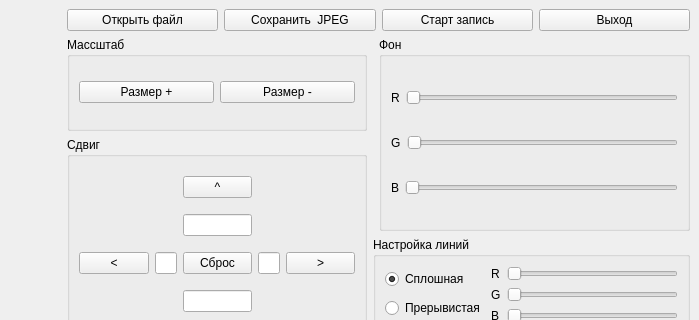
Above: viewer.ui from dandyelf/3dviewer1.0 before the change; both pictures show x 548 to 1247 and y 0 to 320 of the 1247 by 707 pixel window. Below: the same form after it.
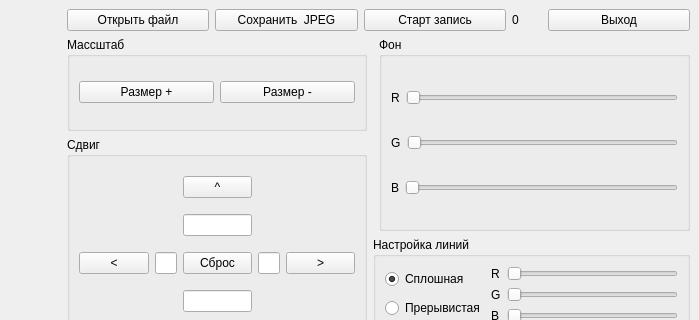
That is the form after the change. Custom widgets are drawn as their Qt base class.

Commit message: leftrana2-fix_gif

Patch:
```diff
--- a/viewer.ui
+++ b/viewer.ui
@@ -41,6 +41,25 @@
         </property>
        </widget>
       </item>
+      <item>
+       <widget class="QLabel" name="label_2">
+        <property name="maximumSize">
+         <size>
+          <width>30</width>
+          <height>30</height>
+         </size>
+        </property>
+        <property name="baseSize">
+         <size>
+          <width>20</width>
+          <height>20</height>
+         </size>
+        </property>
+        <property name="text">
+         <string>0</string>
+        </property>
+       </widget>
+      </item>
       <item>
        <widget class="QPushButton" name="pushButton_2">
         <property name="text">
```
The commit also changes 2 other files.
